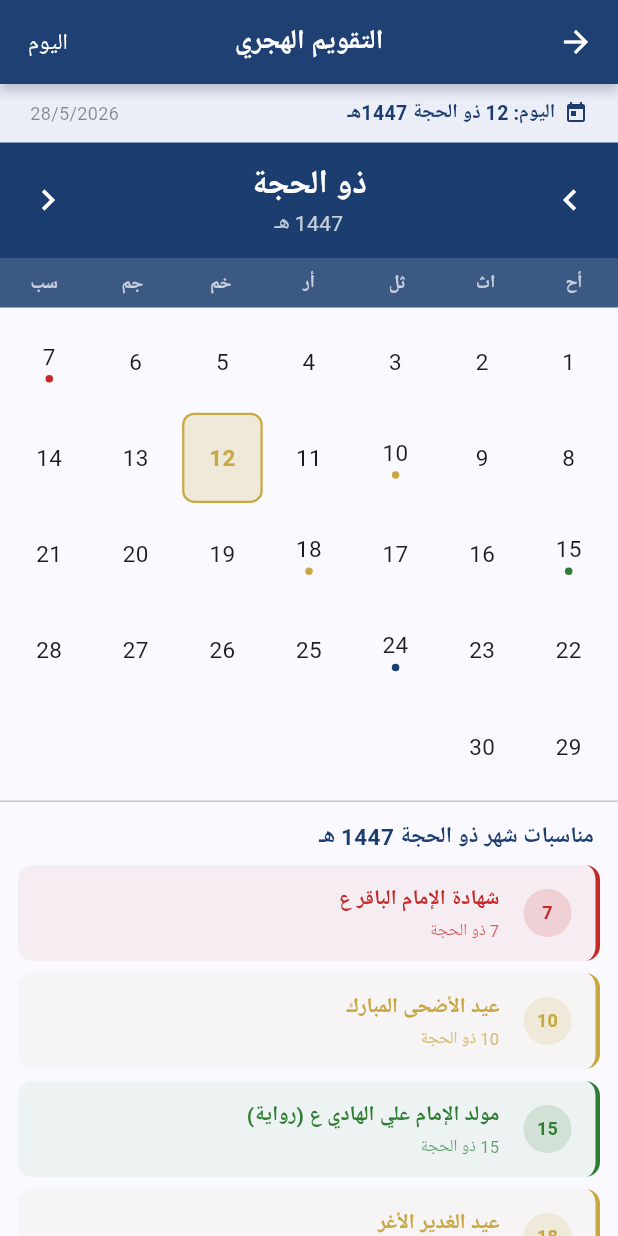
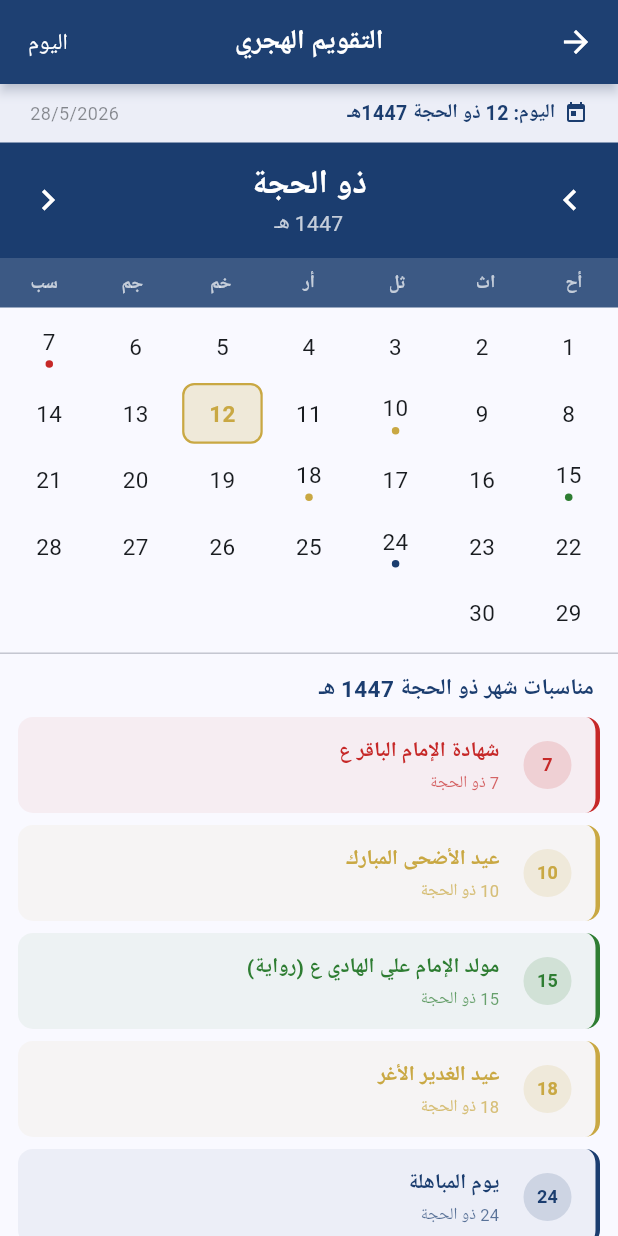
Before and after one commit to ahmedjhadalinajafi-droid/as, a Flutter app: the HijriCalendarPage screen opened directly, on a phone screen of 412 x 824 dp. Run offline on Flutter 3.47's test engine with Material 3 defaults, Android fonts, the phone set to English and light mode, and no system bars; our stand-ins replace cached_network_image, cloud_firestore, firebase_core, firebase_messaging, firebase_storage, flutter_compass and 6 more; missing offline and left inert: audio_session, home_widget; accounts and stored records are empty; Roboto replaces fonts that are missing (ScheherazadeNew).

Commit message:
Fix calendar overflow and add prayer times for 2026
- Wrap calendar body in SingleChildScrollView to prevent bottom overflow
- Increase grid childAspectRatio to 1.3 so cells are not too tall
- Convert occasions ListViews to shrinkWrap inside scroll view
- Add assets/prayer_times_2026.json with Baghdad prayer times for all of 2026
- Add fallback setState to stop loading spinner if prayer times fail to load

https://claude.ai/code/session_01Qdo7CEHy6RoCeq2zJdttqP

```diff
--- a/lib/hijri_calendar_page.dart
+++ b/lib/hijri_calendar_page.dart
@@ -198,7 +198,8 @@ class _HijriCalendarPageState extends State<HijriCalendarPage> {
           ),
         ],
       ),
-      body: Column(
+      body: SingleChildScrollView(
+        child: Column(
           children: [
           // ── Today's date strip ──────────────────────────────────────
           Container(
@@ -306,7 +307,7 @@ class _HijriCalendarPageState extends State<HijriCalendarPage> {
             gridDelegate:
                 const SliverGridDelegateWithFixedCrossAxisCount(
               crossAxisCount: 7,
-              childAspectRatio: 0.9,
+              childAspectRatio: 1.3,
             ),
             itemCount: firstWeekday + daysInMonth,
             itemBuilder: (_, i) {
@@ -376,8 +377,7 @@ class _HijriCalendarPageState extends State<HijriCalendarPage> {
           const Divider(height: 1),
 
           // ── Selected day info or month occasions ─────────────────────
-          Expanded(
-            child: _selectedDay != null && selectedOccasions.isNotEmpty
+          _selectedDay != null && selectedOccasions.isNotEmpty
               ? _SelectedDayPanel(
                   day: _selectedDay!,
                   month: _viewMonth,
@@ -390,8 +390,8 @@ class _HijriCalendarPageState extends State<HijriCalendarPage> {
                   monthName: _hijriMonthNames[_viewMonth - 1],
                   year: _viewYear,
                 ),
+        ],
         ),
-        ],
       ),
     );
   }
@@ -417,6 +417,8 @@ class _SelectedDayPanel extends StatelessWidget {
   @override
   Widget build(BuildContext context) {
     return ListView(
+      shrinkWrap: true,
+      physics: const NeverScrollableScrollPhysics(),
       padding: const EdgeInsets.all(16),
       children: [
         Row(
@@ -488,15 +490,19 @@ class _MonthOccasionsList extends StatelessWidget {
   @override
   Widget build(BuildContext context) {
     if (occasions.isEmpty) {
-      return const Center(
+      return const Padding(
+        padding: EdgeInsets.all(24),
         child: Text(
           'لا توجد مناسبات هذا الشهر',
+          textAlign: TextAlign.center,
           style: TextStyle(fontSize: 15),
         ),
       );
     }
 
     return ListView.builder(
+      shrinkWrap: true,
+      physics: const NeverScrollableScrollPhysics(),
       padding: const EdgeInsets.all(12),
       itemCount: occasions.length + 1,
       itemBuilder: (ctx, i) {
--- a/lib/main.dart
+++ b/lib/main.dart
@@ -270,10 +270,14 @@ class _HomePageState extends State<HomePage> {
       if (all.containsKey(today)) {
         final data = all[today] as Map<String, dynamic>;
         _setPrayerTimes(data.map((k, v) => MapEntry(k, v.toString())));
+        return;
       }
     } catch (e) {
       debugPrint('Prayer times load error: $e');
     }
+
+    // Nothing loaded — stop spinner
+    if (mounted) setState(() => _loading = false);
   }
 
   void _setPrayerTimes(Map<String, String> times) {
```
Also changed, not shown: assets/prayer_times_2026.json (added, +1 -0 lines). Lines whose indentation alone changed are shown as unchanged.
